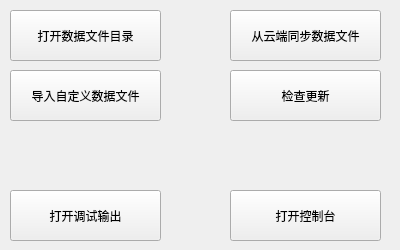
This is ui/FormUtility.ui in Pitrick3141/RogueLifePy as Qt 5 draws it before an edit. The edited form follows.
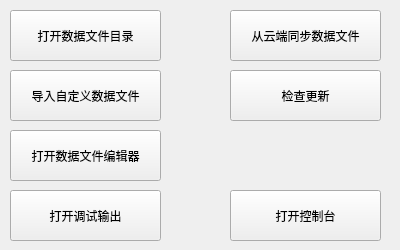
This is the edited form.

The edit to the form file:
```diff
--- a/ui/FormUtility.ui
+++ b/ui/FormUtility.ui
@@ -103,6 +103,19 @@
     <string>从云端同步数据文件</string>
    </property>
   </widget>
+  <widget class="QPushButton" name="buttonOpenEditor">
+   <property name="geometry">
+    <rect>
+     <x>10</x>
+     <y>130</y>
+     <width>151</width>
+     <height>51</height>
+    </rect>
+   </property>
+   <property name="text">
+    <string>打开数据文件编辑器</string>
+   </property>
+  </widget>
  </widget>
  <resources/>
  <connections/>
```
